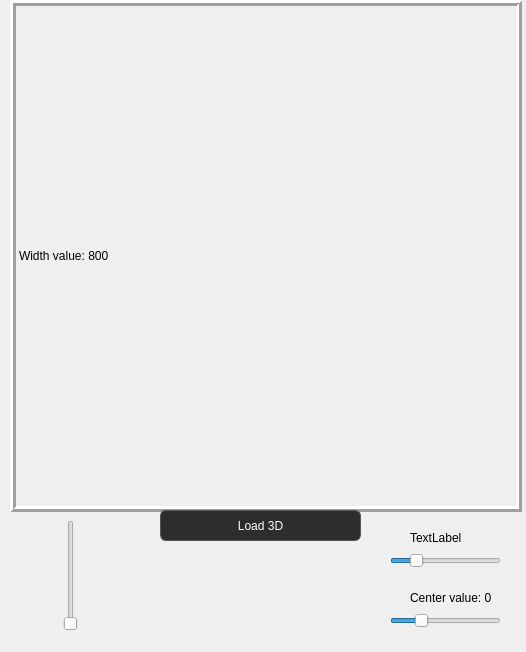
Above: widget.ui from ViolaValery/medizintechnik_ct_scan before the change. Below: the same form after it.
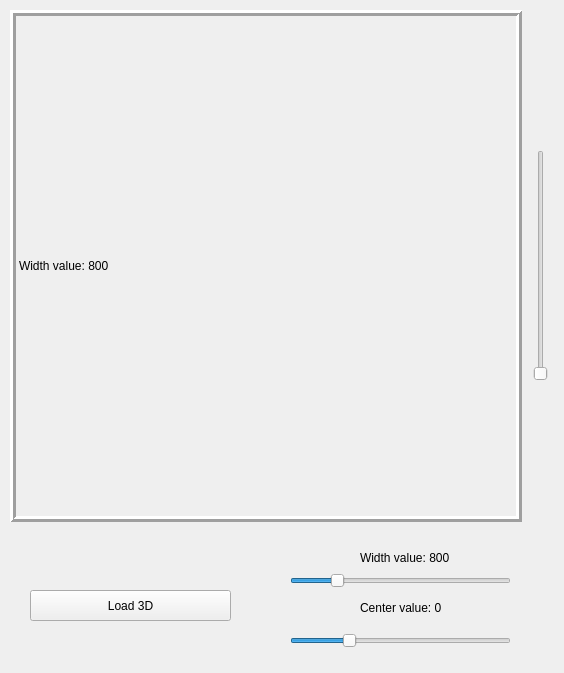
That is the form after the change.

Diff of the .ui file:
```diff
--- a/widget.ui
+++ b/widget.ui
@@ -6,8 +6,8 @@
    <rect>
     <x>0</x>
     <y>0</y>
-    <width>526</width>
-    <height>652</height>
+    <width>564</width>
+    <height>673</height>
    </rect>
   </property>
   <property name="windowTitle">
@@ -17,27 +17,13 @@
    <bool>true</bool>
   </property>
   <property name="styleSheet">
-   <string notr="true">QPushButton {
-    background-color: #2d2d2d;
-    color: white;
-    border-radius: 6px;
-    padding: 6px 12px;
-    border: 1px solid #555;
-}
-
-QPushButton:hover {
-    background-color: #3d3d3d;
-}
-
-QPushButton:pressed {
-    background-color: #1a1a1a;
-}</string>
+   <string notr="true"/>
   </property>
   <widget class="QLabel" name="label_image">
    <property name="geometry">
     <rect>
      <x>10</x>
-     <y>0</y>
+     <y>10</y>
      <width>512</width>
      <height>512</height>
     </rect>
@@ -58,9 +44,9 @@
   <widget class="QSlider" name="horizontalSlider_width">
    <property name="geometry">
     <rect>
-     <x>390</x>
-     <y>550</y>
-     <width>111</width>
+     <x>290</x>
+     <y>570</y>
+     <width>221</width>
      <height>21</height>
     </rect>
    </property>
@@ -80,9 +66,9 @@
   <widget class="QSlider" name="horizontalSlider_center">
    <property name="geometry">
     <rect>
-     <x>390</x>
-     <y>610</y>
-     <width>111</width>
+     <x>290</x>
+     <y>630</y>
+     <width>221</width>
      <height>21</height>
     </rect>
    </property>
@@ -99,9 +85,9 @@
   <widget class="QLabel" name="label_center">
    <property name="geometry">
     <rect>
-     <x>410</x>
-     <y>590</y>
-     <width>91</width>
+     <x>360</x>
+     <y>600</y>
+     <width>101</width>
      <height>16</height>
     </rect>
    </property>
@@ -112,21 +98,21 @@
   <widget class="QLabel" name="label_width">
    <property name="geometry">
     <rect>
-     <x>410</x>
-     <y>530</y>
-     <width>81</width>
+     <x>360</x>
+     <y>550</y>
+     <width>101</width>
      <height>16</height>
     </rect>
    </property>
    <property name="text">
-    <string>TextLabel</string>
+    <string>Width value: 800</string>
    </property>
   </widget>
   <widget class="QPushButton" name="pushButton_3d">
    <property name="geometry">
     <rect>
-     <x>160</x>
-     <y>510</y>
+     <x>30</x>
+     <y>590</y>
      <width>201</width>
      <height>31</height>
     </rect>
@@ -138,10 +124,10 @@
   <widget class="QSlider" name="verticalSlider_layers">
    <property name="geometry">
     <rect>
-     <x>60</x>
-     <y>520</y>
+     <x>530</x>
+     <y>150</y>
      <width>21</width>
-     <height>111</height>
+     <height>231</height>
     </rect>
    </property>
    <property name="maximum">
```
